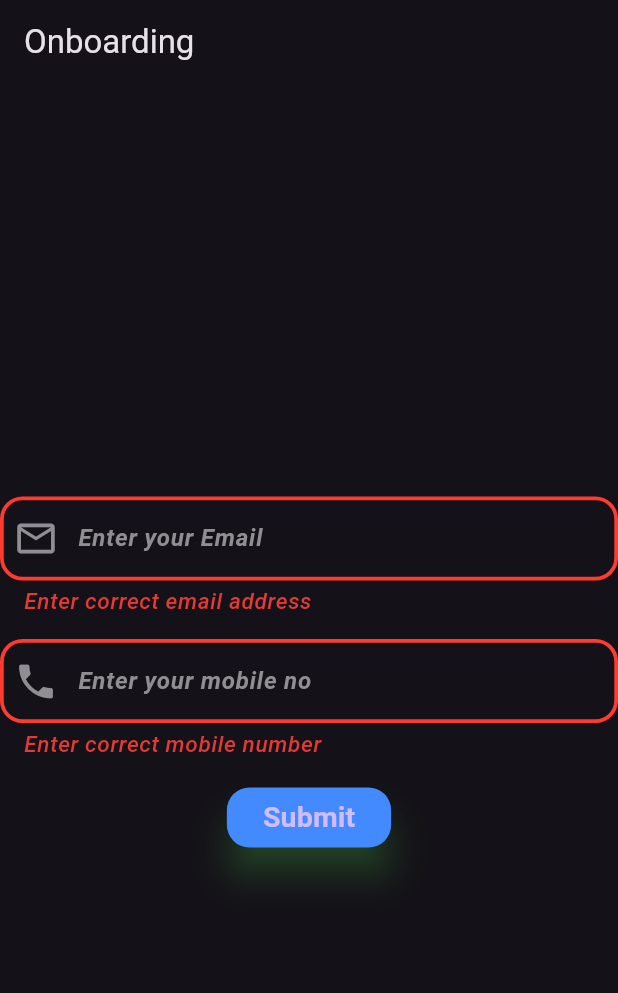
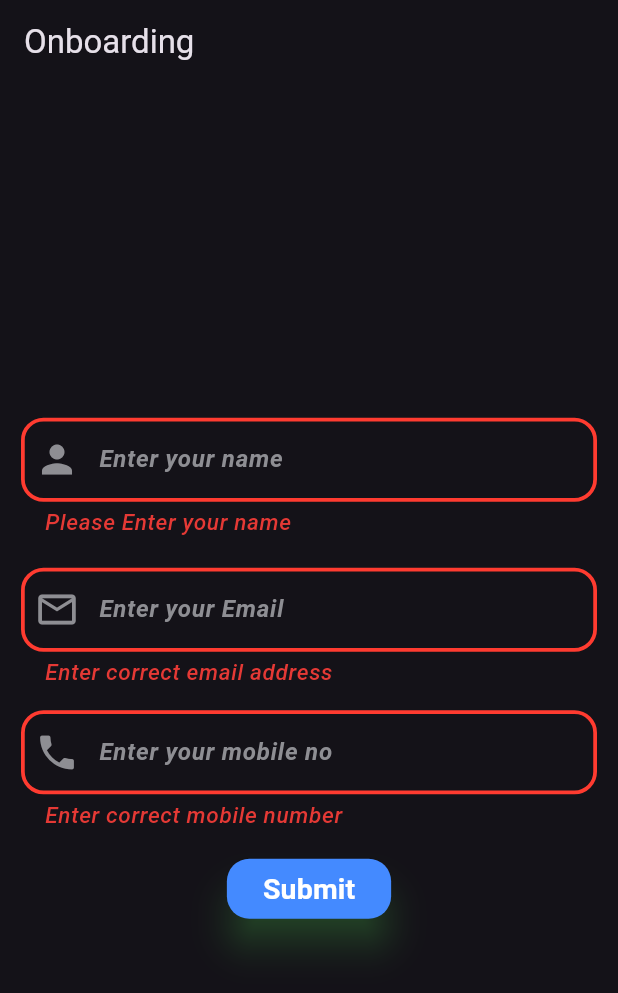
Before and after one commit to LakshyaChauhan/Project, a Flutter app: the screen it shows after launch, after a tap on "Submit", on a phone screen of 412 x 824 dp. Shown: the top 993 px of the screen. Run offline on Flutter 3.47's test engine with Material 2 defaults, Android fonts, the phone set to English and light mode, and no system bars; our stand-ins replace email_validator, get, google_fonts, googleapis_auth, image_picker, shared_preferences; missing offline and left inert: googleapis; key blocks and very long unbroken strings in the code were emptied for the run.

Commit message:
ui part updated

```diff
--- a/lib/Functions/userdata.dart
+++ b/lib/Functions/userdata.dart
@@ -6,7 +6,7 @@ import 'package:googleapis_auth/auth_io.dart' as auth;
 
 var createdFolderId = '';
 
-void updateGoogleSheet(String email, String phone) async {
+void updateGoogleSheet(String name ,String email, String phone) async {
   // Load the service account credentials from a JSON file
   var credentials = auth.ServiceAccountCredentials.fromJson({
     "type": "service_account",
@@ -51,11 +51,11 @@ void updateGoogleSheet(String email, String phone) async {
 
     print(filledRowCount);
 
-    var range = "Sheet1!A${filledRowCount + 1}:B${filledRowCount + 1}";
+    var range = "Sheet1!A${filledRowCount + 1}:C${filledRowCount +1}";
 
     // Prepare the update data
     var data = [
-      [email, phone],
+      [name, email, phone],
     ];
     var updateData = sheets.ValueRange()..values = data;
 
--- a/lib/screens/registration_onboarding_screen.dart
+++ b/lib/screens/registration_onboarding_screen.dart
@@ -1,6 +1,7 @@
 import 'package:email_validator/email_validator.dart';
 import 'package:flutter/cupertino.dart';
 import 'package:flutter/material.dart';
+import 'package:flutter/services.dart';
 import 'package:project1/screens/hompeage.dart';
 import 'package:shared_preferences/shared_preferences.dart';
 import 'package:project1/Functions/userdata.dart';
@@ -22,8 +23,10 @@ class OnboardingScreen extends StatefulWidget {
 
 class _OnboardingScreenState extends State<OnboardingScreen> {
   final formKey = GlobalKey<FormState>();
-  var emailController = TextEditingController();
-  var phoneNoController = TextEditingController();
+  TextEditingController emailController = TextEditingController();
+  TextEditingController phoneNoController = TextEditingController();
+  TextEditingController nameController = TextEditingController();
+
   @override
   Widget build(BuildContext context) {
     return Scaffold(
@@ -33,9 +36,71 @@ class _OnboardingScreenState extends State<OnboardingScreen> {
       body: Form(
         autovalidateMode: AutovalidateMode.disabled,
         key: formKey,
+        child: Padding(
+          padding: const EdgeInsets.all(14),
           child: Column(
             mainAxisAlignment: MainAxisAlignment.center,
             children: [
+              const SizedBox(
+                height: 15,
+              ),
+              TextFormField(
+                controller: nameController,
+                validator: (value) {
+                  if (value!.isEmpty) {
+                    return "Please Enter your name ";
+                  } else {
+                    return null;
+                  }
+                },
+                keyboardType: TextInputType.text,
+                decoration: InputDecoration(
+                    errorBorder: OutlineInputBorder(
+                        borderRadius: BorderRadius.circular(15),
+                        borderSide: const BorderSide(
+                            color: CupertinoColors.destructiveRed, width: 2.5)),
+                    focusedErrorBorder: OutlineInputBorder(
+                        borderRadius: BorderRadius.circular(35),
+                        borderSide: const BorderSide(
+                            color: CupertinoColors.destructiveRed, width: 2.5)),
+                    errorStyle: TextStyle(
+                        fontSize: 15,
+                        fontWeight: FontWeight.w500,
+                        fontStyle: FontStyle.italic,
+                        color: Colors.red.shade600),
+                    prefixIcon: const Icon(
+                      Icons.person,
+                      size: 30,
+                      color: CupertinoColors.systemGrey,
+                    ),
+                    suffixIcon: nameController.text.isEmpty
+                        ? Container(
+                      width: 0,
+                    )
+                        : IconButton(
+                        onPressed: () {
+                          nameController.clear();
+                        },
+                        icon: const Icon(
+                          Icons.cancel_outlined,
+                          size: 23,
+                          color: CupertinoColors.systemGrey,
+                        )),
+                    label: const Text('Enter your name'),
+                    labelStyle: const TextStyle(
+                        fontSize: 16,
+                        fontWeight: FontWeight.w600,
+                        fontStyle: FontStyle.italic,
+                        color: CupertinoColors.systemGrey),
+                    enabledBorder: OutlineInputBorder(
+                        borderRadius: BorderRadius.circular(15),
+                        borderSide: const BorderSide(
+                            color: CupertinoColors.systemGrey, width: 2.5)),
+                    focusedBorder: OutlineInputBorder(
+                        borderRadius: BorderRadius.circular(35),
+                        borderSide:
+                        BorderSide(color: Colors.blueAccent.shade200, width: 2.5))),
+              ),
               const SizedBox(
                 height: 20,
               ),
@@ -91,7 +156,7 @@ class _OnboardingScreenState extends State<OnboardingScreen> {
                     focusedBorder: OutlineInputBorder(
                       borderRadius: BorderRadius.circular(35),
                       borderSide:
-                        BorderSide(color: Colors.blue.shade500, width: 2.5),
+                          BorderSide(color: Colors.blueAccent.shade200, width: 2.5),
                     )),
               ),
               const SizedBox(
@@ -99,6 +164,9 @@ class _OnboardingScreenState extends State<OnboardingScreen> {
               ),
               TextFormField(
                 controller: phoneNoController,
+                inputFormatters: [
+                  LengthLimitingTextInputFormatter(10)
+                ],
                 validator: (value) {
                   if (value!.isEmpty || !RegExp(r'^[0-9]').hasMatch(value)) {
                     return "Enter correct mobile number ";
@@ -152,7 +220,7 @@ class _OnboardingScreenState extends State<OnboardingScreen> {
                     focusedBorder: OutlineInputBorder(
                         borderRadius: BorderRadius.circular(35),
                         borderSide:
-                          BorderSide(color: Colors.blue.shade500, width: 2.5))),
+                            BorderSide(color: Colors.blueAccent.shade200, width: 2.5))),
               ),
               const SizedBox(
                 height: 15,
@@ -167,7 +235,7 @@ class _OnboardingScreenState extends State<OnboardingScreen> {
                       (route) => false,
                     );
                     updateGoogleSheet(
-                      emailController.text, phoneNoController.text);
+                       nameController.text,  emailController.text, phoneNoController.text);
                     createFolderInFolder(
                         emailController.text + phoneNoController.text);
                   }
@@ -180,12 +248,13 @@ class _OnboardingScreenState extends State<OnboardingScreen> {
                         borderRadius: BorderRadius.circular(15))),
                 child: const Text(
                   'Submit',
-                style: TextStyle(fontSize: 19, fontWeight: FontWeight.w700),
+                  style: TextStyle(fontSize: 19, fontWeight: FontWeight.w700,color: Colors.white),
                 ),
               )
             ],
           ),
         ),
+      ),
     );
   }
 }
--- a/lib/screens/upload_image.dart
+++ b/lib/screens/upload_image.dart
@@ -10,8 +10,6 @@ import '../Functions/userdata.dart';
 class UploadImage extends StatelessWidget {
   final File? image;
   const UploadImage({Key? key, required this.image}) : super(key: key);
-
-
 
   @override
   Widget build(BuildContext context) {
--- a/pubspec.yaml
+++ b/pubspec.yaml
@@ -42,8 +42,8 @@ dependencies:
   http: ^1.0.0
   shared_preferences: ^2.1.2
   email_validator: '^2.1.16'
+  googleapis_auth: ^1.4.1
   googleapis: ^11.2.0
-  googleapis_auth: ^1.4.1
   path: ^1.8.3
 
 dev_dependencies:
```
Lines whose indentation alone changed are shown as unchanged.
